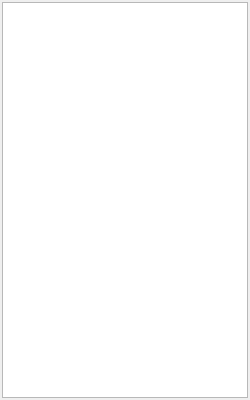
Old version of the form src/widget/segment/segment.ui in the repository NotchBrown/Code-Editor-L.
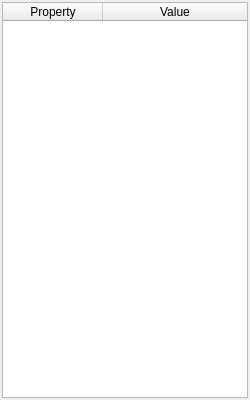
New version of the form.

Patch:
```diff
--- a/src/widget/segment/segment.ui
+++ b/src/widget/segment/segment.ui
@@ -30,7 +30,36 @@
     <number>2</number>
    </property>
    <item>
-    <widget class="QListWidget" name="listWidget"/>
+    <widget class="QTableWidget" name="infoTable">
+     <property name="alternatingRowColors">
+      <bool>true</bool>
+     </property>
+     <property name="selectionMode">
+      <enum>QAbstractItemView::NoSelection</enum>
+     </property>
+     <property name="editTriggers">
+      <set>QAbstractItemView::NoEditTriggers</set>
+     </property>
+     <property name="showGrid">
+      <bool>false</bool>
+     </property>
+     <attribute name="horizontalHeaderStretchLastSection">
+      <bool>true</bool>
+     </attribute>
+     <attribute name="verticalHeaderVisible">
+      <bool>false</bool>
+     </attribute>
+     <column>
+      <property name="text">
+       <string>Property</string>
+      </property>
+     </column>
+     <column>
+      <property name="text">
+       <string>Value</string>
+      </property>
+     </column>
+    </widget>
    </item>
   </layout>
  </widget>
```
